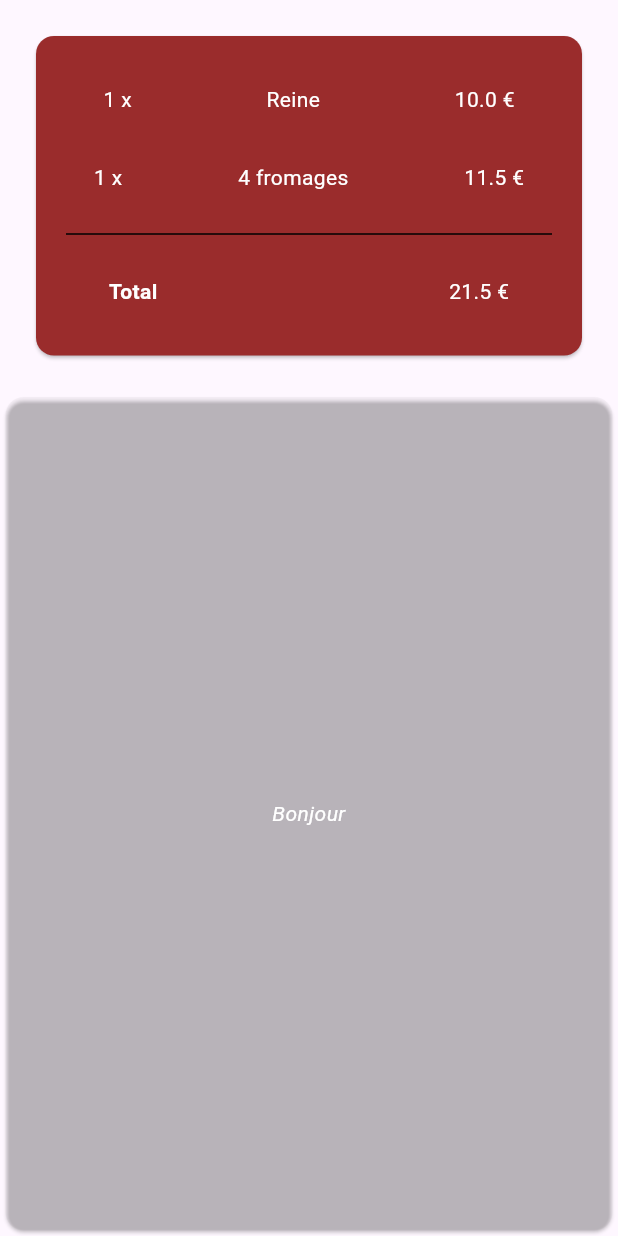
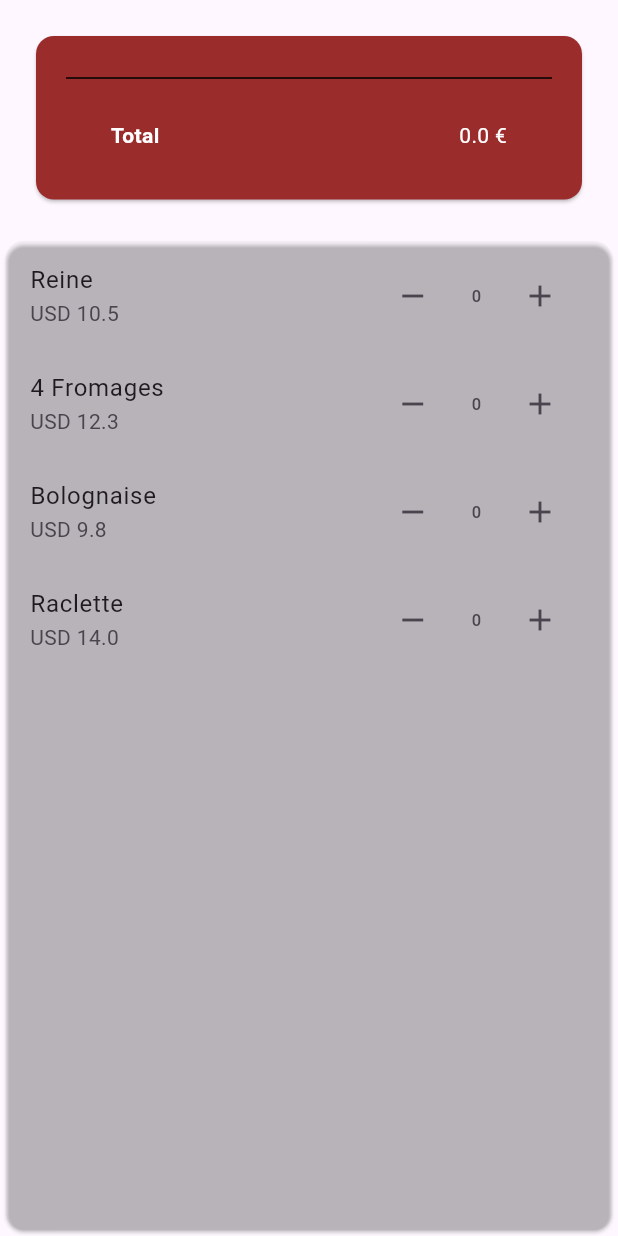
Before and after one commit to nicolas-vdn/appizza, a Flutter app: the HomePage widget shown alone on an empty page, opened directly, on a phone screen of 412 x 824 dp. Run offline on Flutter 3.47's test engine with Material 3 defaults, Android fonts, the light colour scheme and no system bars; our stand-ins replace dio, go_router, shared_preferences; accounts and stored records are empty.

Commit message:
:constrcution: Adding the pizzas with the provider.

```diff
--- a/Frontend/lib/providers/cart_provider.dart
+++ b/Frontend/lib/providers/cart_provider.dart
@@ -4,11 +4,9 @@ import '../interfaces/pizza.dart';
 
 class CartProvider extends ChangeNotifier {
   final Map<Pizza, int> _list = {
-    Pizza(id: 1, name: "Reine", price: 10.0): 1,
-    Pizza(id: 2, name: "4 fromages", price: 11.50): 1,
   };
 
-  double _total = 21.50;
+  double _total = 0.0;
 
   Map<Pizza, int> get list => _list;
 
@@ -25,4 +23,13 @@ class CartProvider extends ChangeNotifier {
       _total -= item.price;
     }
   }
+
+  getQuantityOfPizza(Pizza givenPizza){
+    if (_list.containsKey(givenPizza)) {
+      return _list[givenPizza]!;
+    } else {
+      return 0;
+    }
+  }
+
 }
--- a/Frontend/lib/widgets/home_page.dart
+++ b/Frontend/lib/widgets/home_page.dart
@@ -1,6 +1,7 @@
 import 'package:flutter/material.dart';
 import 'package:provider/provider.dart';
 
+import '../interfaces/pizza.dart';
 import '../providers/cart_provider.dart';
 
 class HomePage extends StatefulWidget {
@@ -11,23 +12,51 @@ class HomePage extends StatefulWidget {
 }
 
 class _HomePageState extends State<HomePage> {
+  List<Pizza> pizzaList = [
+    Pizza(id: 1, name: "Reine", price: 10.50),
+    Pizza(id: 2, name: "4 Fromages", price: 12.30),
+    Pizza(id: 3, name: "Bolognaise", price: 9.80),
+    Pizza(id: 4, name: "Raclette", price: 14.00),
+  ];
+
+  CartProvider cart = CartProvider();
+
   @override
   Widget build(BuildContext context) {
-    return const Column(
+    return Column(
       children: [
         CartContent(),
         Expanded(
           child: Card(
             color: Colors.transparent,
             child: Center(
-              child: Text(
-                "Bonjour",
-                textAlign: TextAlign.center,
-                style: TextStyle(fontStyle: FontStyle.italic),
-              ),
+              child: ListView.builder(
+                itemCount: pizzaList.length,
+                itemBuilder: (context, index) {
+                  final pizza = pizzaList[index];
+                  return ListTile(
+                    title: Text(pizza.name),
+                    subtitle: Text('USD ${pizza.price}'),
+                    trailing: Row(
+                      mainAxisSize: MainAxisSize.min,
+                      children: <Widget>[
+                        IconButton(
+                        onPressed: () => cart.removePizza(pizza),
+                        icon: const Icon(Icons.remove)),
+                        const SizedBox(width: 15),
+                        Text('${cart.getQuantityOfPizza(pizza)}'),
+                        const SizedBox(width: 15),
+                        IconButton(
+                        onPressed: () => cart.addPizza(pizza),
+                        icon: const Icon(Icons.add)),
+                      ]
+                    )
+                  );
+                }
+              )
             ),
-          ),
-        ),
+          )
+        )
       ],
     );
   }
```
